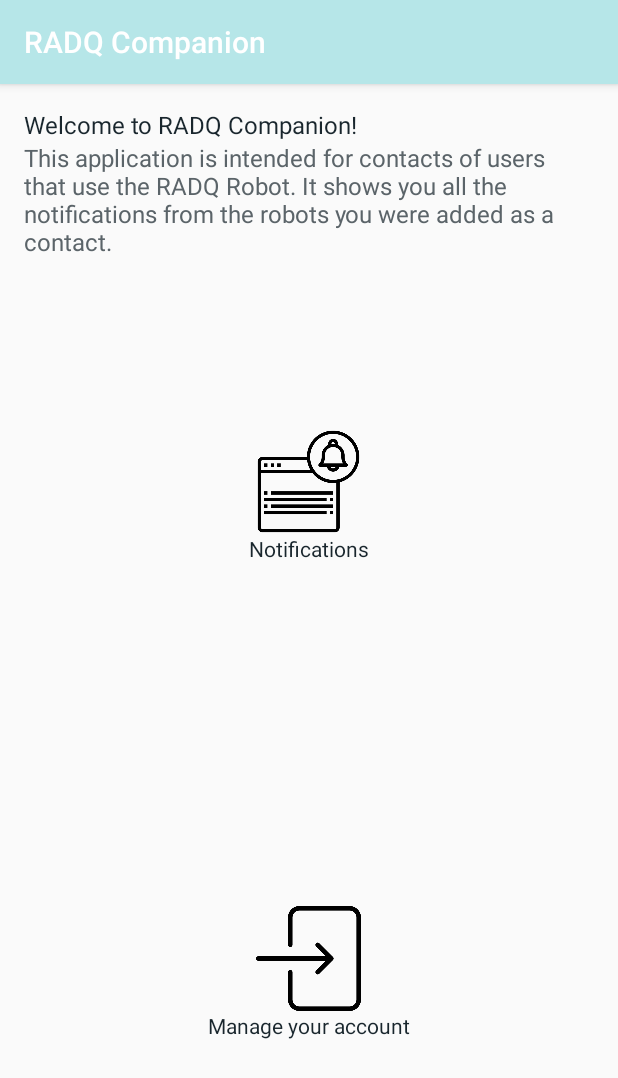
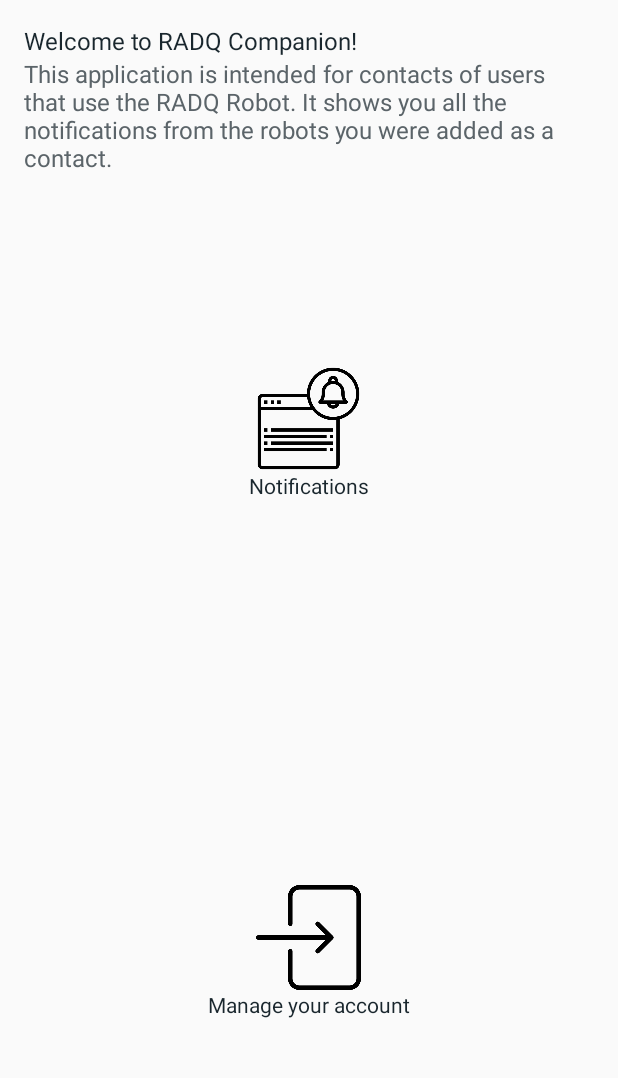
Before and after one commit to nicolas-suzuki/radq, an Android app: the screen it shows after launch (MainActivity), on a phone screen of 412 x 824 dp. Shown: the top 1078 px of the screen. Run offline under Robolectric (Android 15) with nearby library versions, the light colour scheme and no system bars; our stand-ins replace Firebase (no records; nobody signed in at launch, a user with empty details on screens opened directly).

Commit message:
Added android notifications. Fixed issue with Usb Service.
As a reminder:
<!-- USB Service -->
        <service
            android:enabled="true"
            android:name="com.aden.radq.adapter.UsbService" />

```diff
--- a/app/build.gradle
+++ b/app/build.gradle
@@ -46,7 +46,6 @@
     implementation 'com.google.firebase:firebase-analytics:17.6.0'
     implementation 'com.google.firebase:firebase-crashlytics:17.2.2'
     implementation 'com.google.firebase:firebase-perf:19.0.9'
-    implementation 'com.google.firebase:firebase-core:17.5.1'
 
     implementation 'com.android.support:multidex:1.0.3'
 
--- a/radqcompanionapp/build.gradle
+++ b/radqcompanionapp/build.gradle
@@ -39,15 +39,15 @@
     implementation 'androidx.constraintlayout:constraintlayout:2.0.2'
     implementation 'androidx.preference:preference:1.1.1'
     implementation 'com.google.android.material:material:1.2.1'
+
+    implementation 'com.google.firebase:firebase-core:17.5.1'
     implementation 'com.google.firebase:firebase-database:19.5.0'
     implementation 'com.google.firebase:firebase-auth:19.4.0'
-
     implementation 'com.google.firebase:firebase-analytics:17.6.0'
     implementation 'com.google.firebase:firebase-crashlytics:17.2.2'
     implementation 'com.google.firebase:firebase-perf:19.0.9'
 
     implementation 'com.android.support:multidex:1.0.3'
-
 
     testImplementation 'junit:junit:4.13.1'
 
--- a/radqcompanionapp/src/main/AndroidManifest.xml
+++ b/radqcompanionapp/src/main/AndroidManifest.xml
@@ -21,7 +21,8 @@
 
         <!-- Main Activity -->
         <activity
-            android:name=".MainActivity">
+            android:name=".MainActivity"
+            android:theme="@style/MainActivity">
         </activity>
 
         <!-- Notifications Activity -->
--- a/radqcompanionapp/src/main/java/com/aden/radqcompanionapp/SplashScreenActivity.java
+++ b/radqcompanionapp/src/main/java/com/aden/radqcompanionapp/SplashScreenActivity.java
@@ -1,16 +1,35 @@
 package com.aden.radqcompanionapp;
 
+import android.app.NotificationChannel;
+import android.app.NotificationManager;
 import android.content.Intent;
+import android.os.Build;
 import android.os.Bundle;
 
 import androidx.appcompat.app.AppCompatActivity;
+
+import java.util.Objects;
 
 public class SplashScreenActivity extends AppCompatActivity {
     @Override
     protected void onCreate(Bundle savedInstanceState){
         super.onCreate(savedInstanceState);
-
+        createNotificationChannel();
         startActivity(new Intent(this, MainActivity.class));
         finish();
     }
+
+
+    private void createNotificationChannel(){
+        if(Build.VERSION.SDK_INT >= Build.VERSION_CODES.O){
+            CharSequence name = getText(R.string.app_initials);
+            String description = getText(R.string.notification_channel_description).toString();
+            int importance = NotificationManager.IMPORTANCE_HIGH;
+            NotificationChannel channel = new NotificationChannel("1", name , importance);
+            channel.setDescription(description);
+
+            NotificationManager notificationManager = getSystemService(NotificationManager.class);
+            Objects.requireNonNull(notificationManager).createNotificationChannel(channel);
+        }
+    }
 }
--- a/radqcompanionapp/src/main/java/com/aden/radqcompanionapp/adapter/NotificationAdapter.java
+++ b/radqcompanionapp/src/main/java/com/aden/radqcompanionapp/adapter/NotificationAdapter.java
@@ -57,6 +57,6 @@
             }
             tvTimeStamp.setText(notificationX.getTimestamp());
         }
-        return Objects.requireNonNull(view);
+        return view;
     }
 }
--- a/radqcompanionapp/src/main/res/layout/notifications_activity.xml
+++ b/radqcompanionapp/src/main/res/layout/notifications_activity.xml
@@ -36,8 +36,9 @@
         <ListView
             android:id="@+id/lvNotifications"
             android:layout_width="match_parent"
-            android:layout_height="match_parent" />
+            android:layout_height="wrap_content"
+            android:divider="@android:color/white"
+            android:dividerHeight="3dp" />
 
     </LinearLayout>
-
 </androidx.constraintlayout.widget.ConstraintLayout>
--- a/radqcompanionapp/src/main/res/values/strings.xml
+++ b/radqcompanionapp/src/main/res/values/strings.xml
@@ -33,4 +33,6 @@
     <string name="create_account_description">Create your RADQ account here</string>
     <string name="manage_account">Manage your account</string>
     <string name="app_initials" translatable="false">RADQ Companion</string>
+    <string name="radq_notification">RADQ requires your attention!</string>
+    <string name="notification_channel_description">All notifications from RADQ</string>
 </resources>
--- a/radqcompanionapp/src/main/res/values/styles.xml
+++ b/radqcompanionapp/src/main/res/values/styles.xml
@@ -13,4 +13,10 @@
         <item name="colorPrimaryDark">@color/colorPrimaryDark</item>
         <item name="colorAccent">@color/colorAccent</item>
     </style>
+
+    <style name="MainActivity" parent="Theme.AppCompat.Light.NoActionBar">
+        <item name="colorPrimary">@color/colorPrimary</item>
+        <item name="colorPrimaryDark">@color/colorPrimaryDark</item>
+        <item name="colorAccent">@color/colorAccent</item>
+    </style>
 </resources>
```
Also changed, not shown: app/src/main/AndroidManifest.xml (+7 -0 lines), app/src/main/java/com/aden/radq/CameraActivity.java (+5 -5 lines), app/src/main/java/com/aden/radq/EmergencyActivity.java (+7 -10 lines), app/src/main/java/com/aden/radq/model/Notification.java (+9 -0 lines), build.gradle (+7 -1 lines), radqcompanionapp/src/main/java/com/aden/radqcompanionapp/NotificationsActivity.java (+33 -21 lines), radqcompanionapp/src/main/java/com/aden/radqcompanionapp/model/Notification.java (+11 -3 lines), 1 other file.
